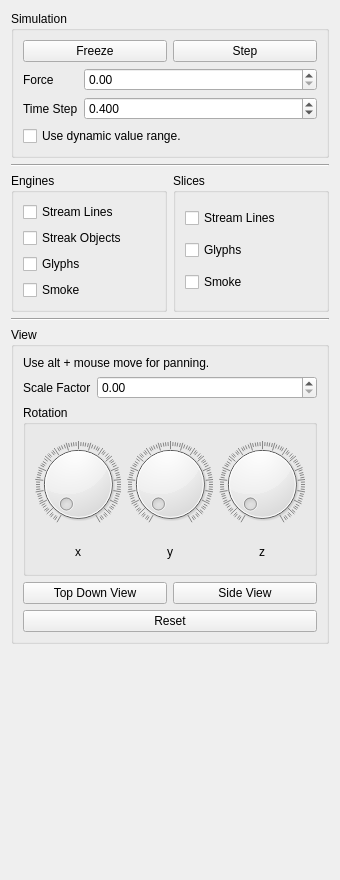
The window that smoke/view/simulationtab.ui (bvanloon/Scientific-Visualization) describes before a commit, drawn with Qt 5.
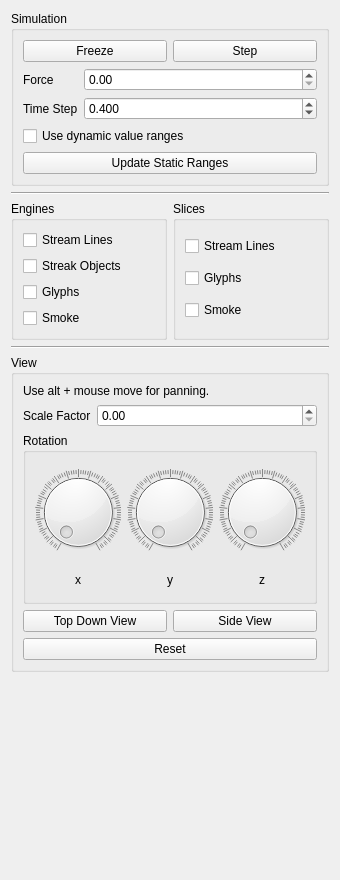
The same window after the commit.

Commit message: Add button that updates static ranges to current dynamic ranges.

Diff of the .ui file:
```diff
--- a/smoke/view/simulationtab.ui
+++ b/smoke/view/simulationtab.ui
@@ -93,7 +93,14 @@
       <item>
        <widget class="QCheckBox" name="dynamicValueRangeCheckBox">
         <property name="text">
-         <string>Use dynamic value range.</string>
+         <string>Use dynamic value ranges</string>
+        </property>
+       </widget>
+      </item>
+      <item>
+       <widget class="QPushButton" name="updateStaticRangesButton">
+        <property name="text">
+         <string>Update Static Ranges</string>
         </property>
        </widget>
       </item>
```
The commit also changes 4 other files.
